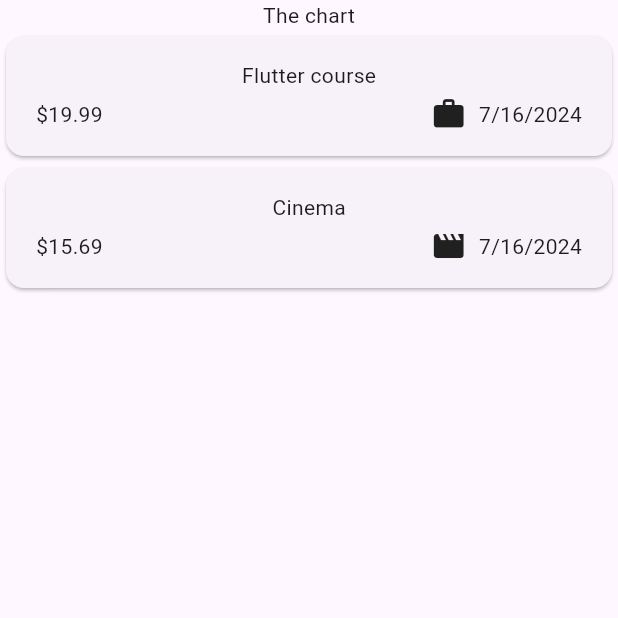
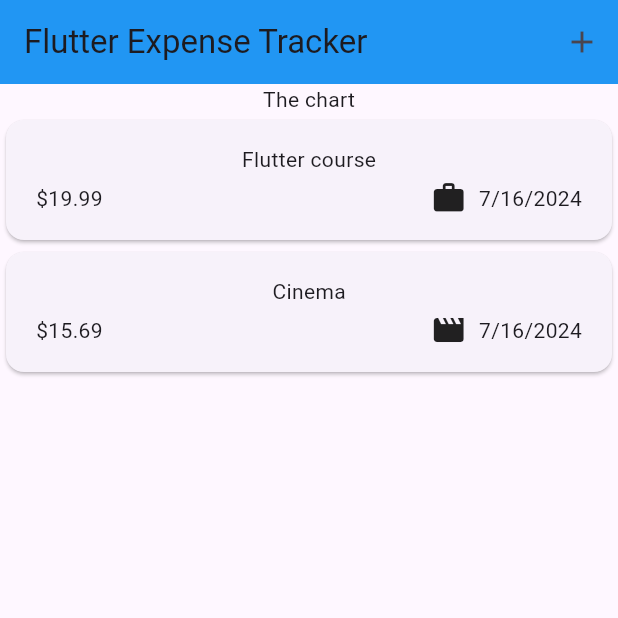
Before and after one commit to ge64/expense_tracker, a Flutter app: the screen it shows after launch, on a phone screen of 412 x 824 dp, the top half of it. Run offline on Flutter 3.47's test engine with Material 3 defaults, Android fonts, the phone set to English and light mode, and no system bars.

Commit message:
added Modal bottom sheet

```diff
--- a/lib/widgets/expenses.dart
+++ b/lib/widgets/expenses.dart
@@ -28,9 +28,26 @@ class _ExpensesState extends State<Expenses> {
     ),
   ];
 
+  void _openAddExpenseOverlay() {
+    showModalBottomSheet(
+      context: context,
+      builder: (ctx) => const Text('Modal Bottom Sheet'),
+    );
+  }
+
   @override
   Widget build(BuildContext context) {
     return Scaffold(
+      appBar: AppBar(
+        title: const Text('Flutter Expense Tracker'),
+        backgroundColor: Colors.blue,
+        actions: [
+          IconButton(
+            onPressed: _openAddExpenseOverlay,
+            icon: const Icon(Icons.add),
+          ),
+        ],
+      ),
       body: Column(
         children: [
           const Text('The chart'),
```
